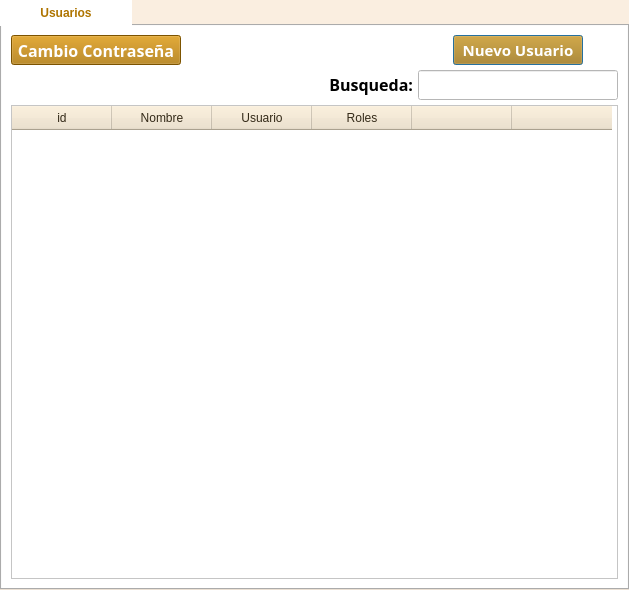
First picture: the form in funciones/adminusers/AdminUsers_dialog_base.ui, repository gerardoros/CartograficoQgisPlugin, before the edit.
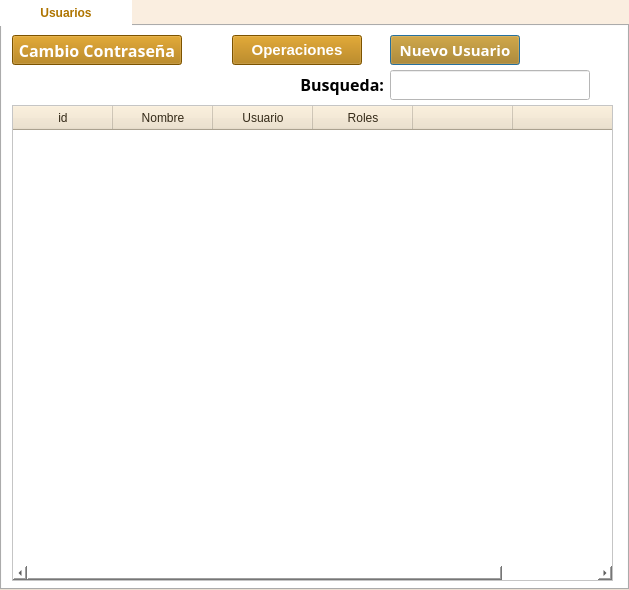
Second picture: the form after the edit.

Commit message: validacion en el master, se comienza a cambiar las pantallas de los usuarios para la admon de las operaciones por rol, validaciones generales agregadas

What changed in the file:
```diff
--- a/funciones/adminusers/AdminUsers_dialog_base.ui
+++ b/funciones/adminusers/AdminUsers_dialog_base.ui
@@ -95,85 +95,20 @@
        <property name="spacing">
         <number>5</number>
        </property>
-       <item row="1" column="1">
-        <widget class="QLabel" name="label">
-         <property name="font">
-          <font>
-           <family>Century Gothic</family>
-           <pointsize>12</pointsize>
-           <weight>75</weight>
-           <bold>true</bold>
-          </font>
-         </property>
-         <property name="text">
-          <string>&lt;html&gt;&lt;head/&gt;&lt;body&gt;&lt;p align=&quot;right&quot;&gt;Busqueda:&lt;/p&gt;&lt;/body&gt;&lt;/html&gt;</string>
-         </property>
-        </widget>
-       </item>
-       <item row="1" column="2">
-        <widget class="QLineEdit" name="leBusqueda">
-         <property name="minimumSize">
-          <size>
-           <width>200</width>
-           <height>30</height>
-          </size>
-         </property>
-         <property name="maximumSize">
-          <size>
-           <width>200</width>
-           <height>30</height>
-          </size>
-         </property>
-         <property name="font">
-          <font>
-           <family>Century Gothic</family>
-           <pointsize>12</pointsize>
-           <weight>75</weight>
-           <bold>true</bold>
-          </font>
-         </property>
-        </widget>
-       </item>
-       <item row="0" column="2" alignment="Qt::AlignHCenter">
-        <widget class="QPushButton" name="btnNuevoUsuario">
-         <property name="minimumSize">
-          <size>
-           <width>130</width>
-           <height>30</height>
-          </size>
-         </property>
-         <property name="maximumSize">
-          <size>
-           <width>130</width>
-           <height>30</height>
-          </size>
-         </property>
-         <property name="font">
-          <font>
-           <family>Century Gothic</family>
-           <pointsize>11</pointsize>
-           <weight>75</weight>
-           <bold>true</bold>
-          </font>
-         </property>
-         <property name="styleSheet">
-          <string notr="true">QPushButton{
-background : rgb(174, 116, 0);
-color : rgb(255, 255, 255)
-}
-QPushButton::disabled {
-background : rgb(187, 129, 13);
-color : rgb(245,245,245);
-border: 1px solid #adb2b5;
-}</string>
-         </property>
-         <property name="text">
-          <string>Nuevo Usuario</string>
-         </property>
-        </widget>
-       </item>
        <item row="2" column="0" colspan="3">
         <widget class="QTableWidget" name="twUsuarios">
+         <property name="minimumSize">
+          <size>
+           <width>600</width>
+           <height>476</height>
+          </size>
+         </property>
+         <property name="maximumSize">
+          <size>
+           <width>601</width>
+           <height>477</height>
+          </size>
+         </property>
          <property name="styleSheet">
           <string notr="true">QHeaderView::section
 {
@@ -231,6 +166,83 @@
          </column>
         </widget>
        </item>
+       <item row="1" column="1">
+        <widget class="QLabel" name="label">
+         <property name="font">
+          <font>
+           <family>Century Gothic</family>
+           <pointsize>12</pointsize>
+           <weight>75</weight>
+           <bold>true</bold>
+          </font>
+         </property>
+         <property name="text">
+          <string>&lt;html&gt;&lt;head/&gt;&lt;body&gt;&lt;p align=&quot;right&quot;&gt;Busqueda:&lt;/p&gt;&lt;/body&gt;&lt;/html&gt;</string>
+         </property>
+        </widget>
+       </item>
+       <item row="1" column="2">
+        <widget class="QLineEdit" name="leBusqueda">
+         <property name="minimumSize">
+          <size>
+           <width>200</width>
+           <height>30</height>
+          </size>
+         </property>
+         <property name="maximumSize">
+          <size>
+           <width>200</width>
+           <height>30</height>
+          </size>
+         </property>
+         <property name="font">
+          <font>
+           <family>Century Gothic</family>
+           <pointsize>12</pointsize>
+           <weight>75</weight>
+           <bold>true</bold>
+          </font>
+         </property>
+        </widget>
+       </item>
+       <item row="0" column="2">
+        <widget class="QPushButton" name="btnNuevoUsuario">
+         <property name="minimumSize">
+          <size>
+           <width>130</width>
+           <height>30</height>
+          </size>
+         </property>
+         <property name="maximumSize">
+          <size>
+           <width>130</width>
+           <height>30</height>
+          </size>
+         </property>
+         <property name="font">
+          <font>
+           <family>Century Gothic</family>
+           <pointsize>11</pointsize>
+           <weight>75</weight>
+           <bold>true</bold>
+          </font>
+         </property>
+         <property name="styleSheet">
+          <string notr="true">QPushButton{
+background : rgb(174, 116, 0);
+color : rgb(255, 255, 255)
+}
+QPushButton::disabled {
+background : rgb(187, 129, 13);
+color : rgb(245,245,245);
+border: 1px solid #adb2b5;
+}</string>
+         </property>
+         <property name="text">
+          <string>Nuevo Usuario</string>
+         </property>
+        </widget>
+       </item>
        <item row="0" column="0">
         <widget class="QPushButton" name="btnCambioClave">
          <property name="minimumSize">
@@ -269,6 +281,43 @@
          </property>
         </widget>
        </item>
+       <item row="0" column="1">
+        <widget class="QPushButton" name="btnOperaciones">
+         <property name="minimumSize">
+          <size>
+           <width>130</width>
+           <height>30</height>
+          </size>
+         </property>
+         <property name="maximumSize">
+          <size>
+           <width>130</width>
+           <height>30</height>
+          </size>
+         </property>
+         <property name="font">
+          <font>
+           <pointsize>11</pointsize>
+           <weight>75</weight>
+           <bold>true</bold>
+          </font>
+         </property>
+         <property name="styleSheet">
+          <string notr="true">QPushButton{
+background : rgb(174, 116, 0);
+color : rgb(255, 255, 255)
+}
+QPushButton::disabled {
+background : rgb(187, 129, 13);
+color : rgb(245,245,245);
+border: 1px solid #adb2b5;
+}</string>
+         </property>
+         <property name="text">
+          <string>Operaciones</string>
+         </property>
+        </widget>
+       </item>
       </layout>
      </widget>
     </widget>
```
Left out of the diff: 1 changed line with no effect on the pictures. The commit also changes 5 other files.
